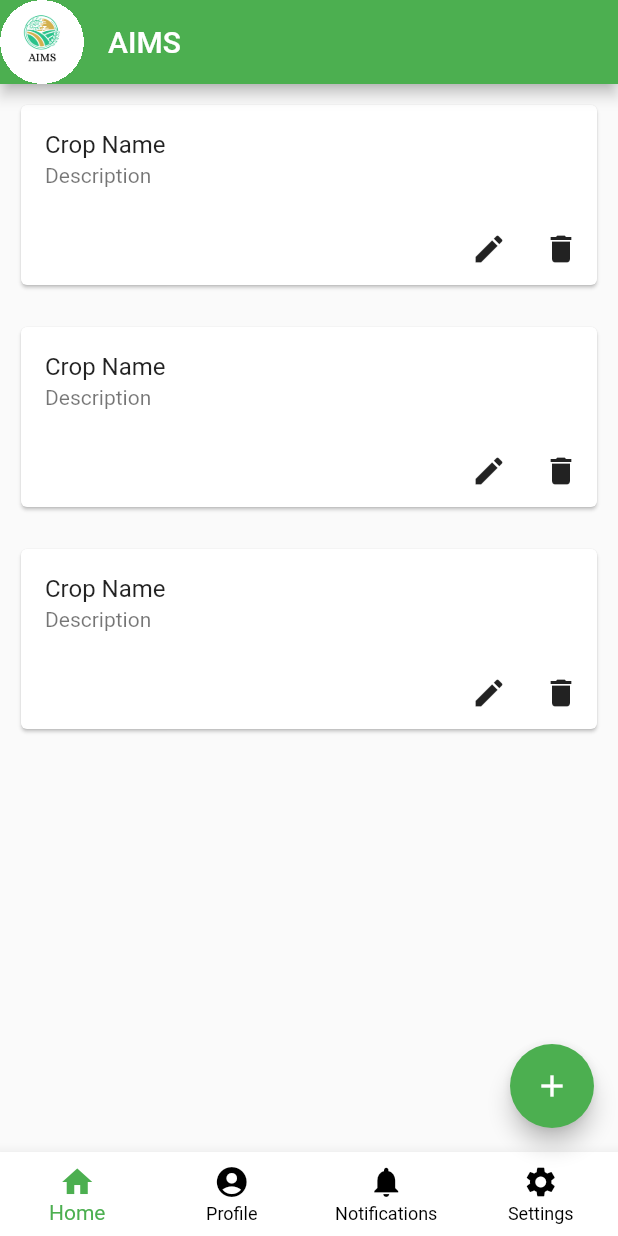
After one commit to thisisharshsah/Agriculture-Information-Management-System, a Flutter app: the HomePage screen opened directly, on a phone screen of 412 x 824 dp. The commit adds this screen. Run offline on Flutter 3.47's test engine with Material 2 defaults, Android fonts, the phone set to English and light mode, and no system bars; our stand-ins replace cloud_firestore, firebase_auth, firebase_core, fluttertoast, get; accounts and stored records are empty.

Commit message:
Home Page

```diff
--- /dev/null
+++ b/aims/lib/home_page.dart
@@ -0,0 +1,171 @@
+import 'package:aims/login_page.dart';
+import 'package:aims/user_model.dart';
+import 'package:cloud_firestore/cloud_firestore.dart';
+import 'package:firebase_auth/firebase_auth.dart';
+import 'package:flutter/material.dart';
+
+class HomePage extends StatefulWidget {
+  const HomePage({Key? key}) : super(key: key);
+
+  @override
+  _HomePageState createState() => _HomePageState();
+}
+
+class _HomePageState extends State<HomePage> {
+  User? user = FirebaseAuth.instance.currentUser;
+  UserModel loggedInUser = UserModel();
+
+  @override
+  void initState() {
+    super.initState();
+    FirebaseFirestore.instance
+        .collection('users')
+        .doc(user!.uid)
+        .get()
+        .then((value) {
+      loggedInUser = UserModel.fromMap(value.data());
+      setState(() {});
+    });
+  }
+
+  final List<String> imagesList = [
+    'https://samriddhi.org/wp-content/uploads/2020/03/Agricultural-Overhaul-01-March-2020.jpg',
+    'https://myrepublica.nagariknetwork.com/uploads/media/farmer-plows-a-field_20190921084105.jpg',
+    'https://assets-api.kathmandupost.com/thumb.php?src=https://assets-cdn.kathmandupost.com/uploads/source/news/2020/opinion/6-lead.-Shutterstock.jpg&w=900&height=601',
+    'https://www.datocms-assets.com/7165/1572878498-agr.jpg?auto=format&dpr=1&w=1600'
+  ];
+
+  @override
+  Widget build(BuildContext context) {
+    return Scaffold(
+      appBar: AppBar(
+          automaticallyImplyLeading: false,
+          title: const Text('AIMS'),
+          backgroundColor: Colors.green,
+          leading: Material(
+            shape: const CircleBorder(),
+            clipBehavior: Clip.hardEdge,
+            color: Colors.transparent,
+            child: Ink.image(
+                image: const AssetImage('assets/black_logo.png'),
+                fit: BoxFit.cover,
+                child: InkWell(
+                  onTap: () {
+                    Navigator.push(
+                      context,
+                      MaterialPageRoute(
+                        builder: (context) => Drawer(
+                          child: UserAccountsDrawerHeader(
+                            accountName: Text(
+                              "${loggedInUser.firstName} ${loggedInUser.secondName}",
+                              style: const TextStyle(
+                                fontSize: 20,
+                                fontWeight: FontWeight.bold,
+                              ),
+                            ),
+                            accountEmail: Text("${loggedInUser.email}"),
+                            currentAccountPicture: const CircleAvatar(
+                              backgroundImage: NetworkImage(
+                                  'https://www.datocms-assets.com/7165/1572878498-agr.jpg?auto=format&dpr=1&w=1600'),
+                            ),
+                          ),
+                        ),
+                      ),
+                    );
+                  },
+                )),
+          )),
+      bottomNavigationBar: BottomNavigationBar(
+        type: BottomNavigationBarType.fixed,
+        backgroundColor: Colors.white,
+        selectedItemColor: Colors.green,
+        unselectedItemColor: Colors.black,
+        items: const <BottomNavigationBarItem>[
+          BottomNavigationBarItem(
+            icon: Icon(Icons.home),
+            label: 'Home',
+          ),
+          BottomNavigationBarItem(
+            icon: Icon(Icons.account_circle),
+            label: 'Profile',
+          ),
+          BottomNavigationBarItem(
+            icon: Icon(Icons.notifications),
+            label: 'Notifications',
+          ),
+          BottomNavigationBarItem(
+            icon: Icon(Icons.settings),
+            label: 'Settings',
+          ),
+        ],
+        currentIndex: 0,
+        onTap: (int index) {
+          if (index == 0) {
+            Navigator.push(
+              context,
+              MaterialPageRoute(builder: (context) => const HomePage()),
+            );
+          }
+          if (index == 2) {
+            // Navigator.push(
+            //   context,
+            //   MaterialPageRoute(builder: (context) => const ProfilePage()),
+            // );
+          }
+        },
+      ),
+      floatingActionButton: FloatingActionButton(
+        child: const Icon(Icons.add),
+        backgroundColor: Colors.green,
+        onPressed: () {
+          // Navigator.push(
+          //   context,
+          //   MaterialPageRoute(builder: (context) => MultiForm()),
+          // );
+        },
+      ),
+      body: ListView.builder(
+        itemCount: 3,
+        itemBuilder: (context, index) {
+          return Container(
+            padding: const EdgeInsets.all(10),
+            child: GestureDetector(
+              child: Card(
+                child: Column(
+                  children: <Widget>[
+                    const ListTile(
+                      title: Text('Crop Name'),
+                      subtitle: Text('Description'),
+                    ),
+                    Row(
+                      mainAxisAlignment: MainAxisAlignment.end,
+                      children: [
+                        IconButton(
+                          icon: const Icon(Icons.edit),
+                          onPressed: () {},
+                        ),
+                        IconButton(
+                          icon: const Icon(Icons.delete),
+                          onPressed: () {},
+                        ),
+                      ],
+                    ),
+                  ],
+                ),
+              ),
+              onTap: () {},
+            ),
+          );
+        },
+      ),
+    );
+  }
+
+  Future<void> logout() async {
+    await FirebaseAuth.instance.signOut();
+    Navigator.push(
+      context,
+      MaterialPageRoute(builder: (context) => const LoginPage()),
+    );
+  }
+}
```
Also changed, not shown: aims/lib/login_page.dart (+10 -8 lines), aims/lib/main.dart (+10 -3 lines), aims/lib/user_model.dart (+51 -0 lines), aims/pubspec.yaml (+20 -11 lines), aims/lib/firebase_options.dart (added), aims/pubspec.lock, 40 other files.
